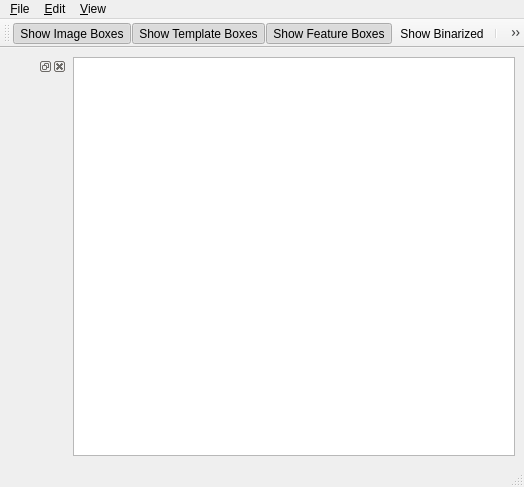
First picture: the form in Planta/mainwindow.ui, repository albertca/NanScan, before the edit.
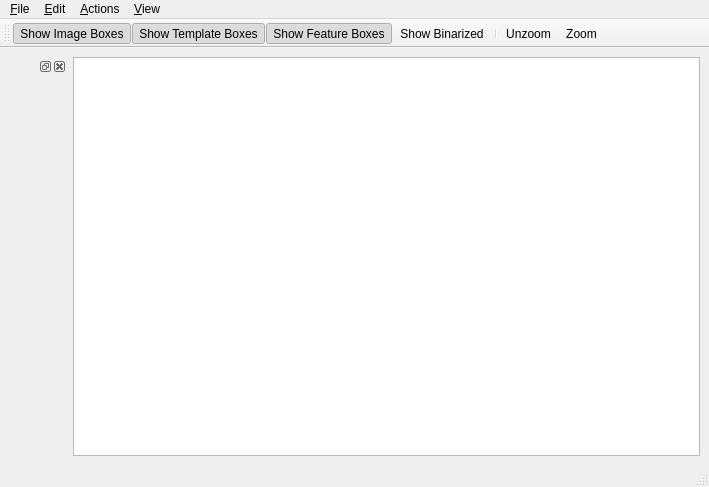
Second picture: the form after the edit.

Commit message: Ease logging in and add login information in statusbar.

What changed in the file:
```diff
--- a/Planta/mainwindow.ui
+++ b/Planta/mainwindow.ui
@@ -5,7 +5,7 @@
    <rect>
     <x>0</x>
     <y>0</y>
-    <width>524</width>
+    <width>709</width>
     <height>487</height>
    </rect>
   </property>
@@ -17,7 +17,7 @@
     <rect>
      <x>0</x>
      <y>48</y>
-     <width>524</width>
+     <width>709</width>
      <height>417</height>
     </rect>
    </property>
@@ -59,7 +59,7 @@
     <rect>
      <x>0</x>
      <y>0</y>
-     <width>524</width>
+     <width>709</width>
      <height>22</height>
     </rect>
    </property>
@@ -91,8 +91,15 @@
     </property>
     <addaction name="actionDelete" />
    </widget>
+   <widget class="QMenu" name="menu_Actions" >
+    <property name="title" >
+     <string>&amp;Actions</string>
+    </property>
+    <addaction name="actionFindMatchingTemplate" />
+   </widget>
    <addaction name="menuFile" />
    <addaction name="menuEdit" />
+   <addaction name="menu_Actions" />
    <addaction name="menuView" />
   </widget>
   <widget class="QStatusBar" name="statusbar" >
@@ -100,7 +107,7 @@
     <rect>
      <x>0</x>
      <y>465</y>
-     <width>524</width>
+     <width>709</width>
      <height>22</height>
     </rect>
    </property>
@@ -110,7 +117,7 @@
     <rect>
      <x>0</x>
      <y>22</y>
-     <width>524</width>
+     <width>709</width>
      <height>26</height>
     </rect>
    </property>
```
Left out of the diff: 8 changed lines with no effect on the pictures. The commit also changes 1 other file.
